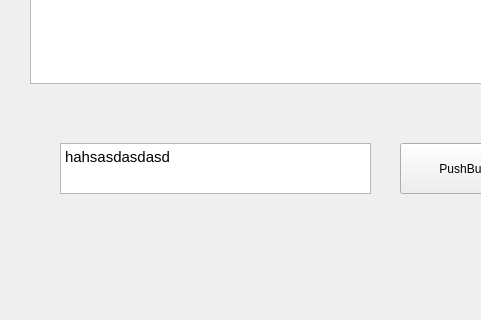
Old version of the form mainwindow.ui in the repository ivanblinov2k17/something; both pictures show x 0 to 481 and y 257 to 577 of the 639 by 577 pixel window.
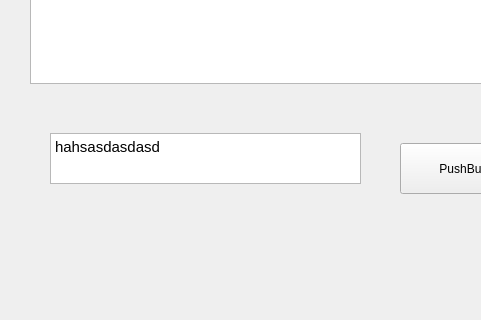
New version of the form.

Patch:
```diff
--- a/mainwindow.ui
+++ b/mainwindow.ui
@@ -17,8 +17,8 @@
    <widget class="QTextEdit" name="textEdit">
     <property name="geometry">
      <rect>
-      <x>60</x>
-      <y>400</y>
+      <x>50</x>
+      <y>390</y>
       <width>311</width>
       <height>51</height>
      </rect>
```
Left out of the diff: 2 changed lines with no effect on the pictures.
